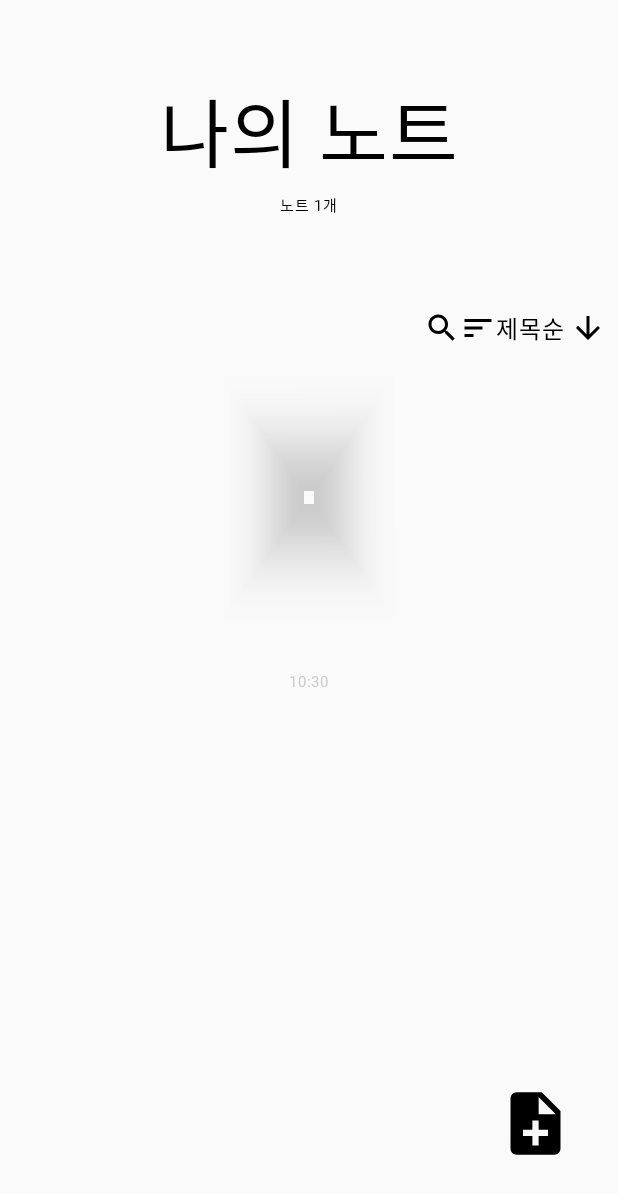
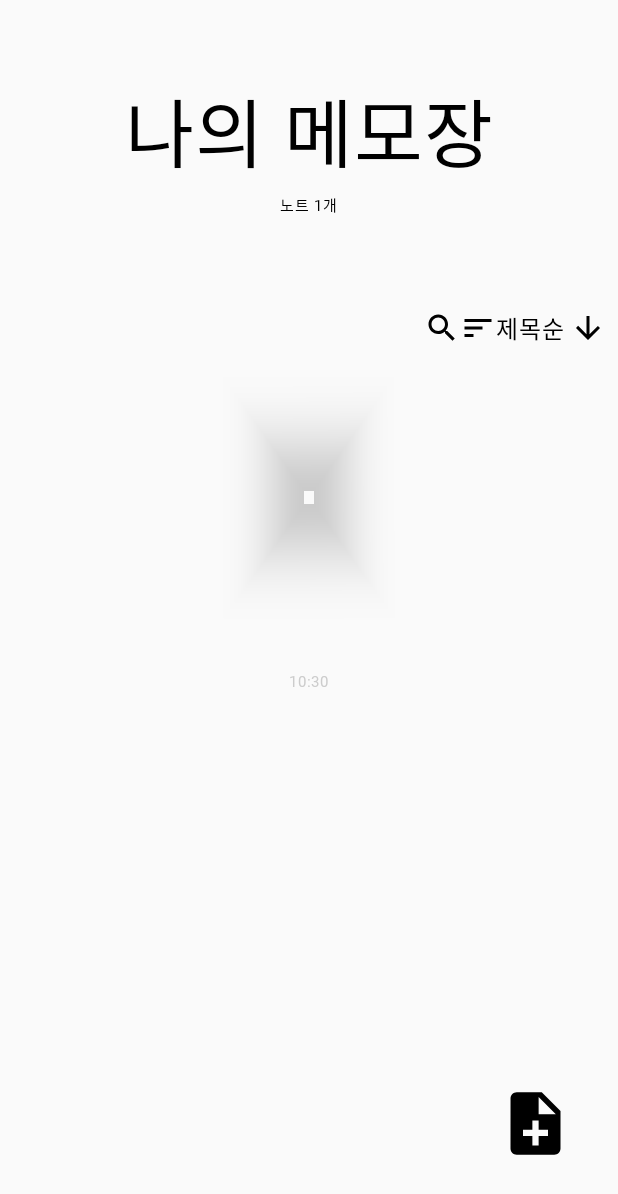
Before and after one commit to hongmyeoun/NoteProject, an Android app built with Jetpack Compose: the NewNotePage screen opened directly, with no data from a screen before it, after a tap on "Save", on a phone screen of 412 x 824 dp. Shown: the top 1194 px of the screen. Run offline under Robolectric (Android 15) with nearby library versions, the phone set to English and light mode, and no system bars; our stand-ins replace Room's generated code.

```diff
--- a/app/src/main/java/com/example/noteproject/EdittingPage.kt
+++ b/app/src/main/java/com/example/noteproject/EdittingPage.kt
@@ -203,7 +203,6 @@ class EdittingPage : ComponentActivity() {
                                         contentDescription = "",
                                         modifier = Modifier
                                             .size(100.dp)
-                                            .shadow(2.dp)
                                             .clickable {
                                                 selectUris = selectUris - uri
                                             }
--- a/app/src/main/java/com/example/noteproject/MainActivity.kt
+++ b/app/src/main/java/com/example/noteproject/MainActivity.kt
@@ -52,10 +52,12 @@ import androidx.compose.runtime.rememberCoroutineScope
 import androidx.compose.runtime.setValue
 import androidx.compose.ui.Alignment
 import androidx.compose.ui.Modifier
+import androidx.compose.ui.draw.scale
 import androidx.compose.ui.draw.shadow
 import androidx.compose.ui.graphics.Color
 import androidx.compose.ui.graphics.asImageBitmap
 import androidx.compose.ui.input.pointer.pointerInput
+import androidx.compose.ui.layout.ContentScale
 import androidx.compose.ui.platform.LocalContext
 import androidx.compose.ui.res.painterResource
 import androidx.compose.ui.text.SpanStyle
@@ -65,6 +67,7 @@ import androidx.compose.ui.text.font.Font
 import androidx.compose.ui.text.font.FontFamily
 import androidx.compose.ui.text.font.FontStyle
 import androidx.compose.ui.text.font.FontWeight
+import androidx.compose.ui.text.style.TextAlign
 import androidx.compose.ui.text.style.TextOverflow
 import androidx.compose.ui.text.withStyle
 import androidx.compose.ui.unit.dp
@@ -528,7 +531,9 @@ private fun NoteTitle(note: Note) {
         maxLines = 2,
         overflow = TextOverflow.Ellipsis,
         fontFamily = fontFamily(),
-        fontSize = 20.sp
+        fontSize = 15.sp,
+        textAlign = TextAlign.Center,
+        fontWeight = FontWeight.Bold
     )
 }
 
@@ -553,7 +558,9 @@ private fun SearchingTitle(note: Note, searchText: String) {
         maxLines = 2,
         overflow = TextOverflow.Ellipsis,
         fontFamily = fontFamily(),
-        fontSize = 20.sp
+        fontSize = 15.sp,
+        textAlign = TextAlign.Center,
+        fontWeight = FontWeight.Bold
     )
 }
 
@@ -598,7 +605,7 @@ private fun SearchingScript(note: Note, context: Context, searchText: String) {
 private fun NoteTopLayout(noteList: List<Note>) {
     Spacer(modifier = Modifier.size(50.dp))
     Text(
-        text = "나의 노트",
+        text = "나의 메모장",
         fontSize = 50.sp,
         fontFamily = fontFamily()
     )
@@ -641,7 +648,6 @@ private fun ShowDBImage(note: Note, context: Context) {
                         contentDescription = "",
                         modifier = Modifier
                             .size(33.dp)
-                            .shadow(0.3.dp)
                     )
                 }
             }
--- a/app/src/main/java/com/example/noteproject/NewNotePage.kt
+++ b/app/src/main/java/com/example/noteproject/NewNotePage.kt
@@ -206,7 +206,6 @@ class NewNotePage : ComponentActivity() {
                                     contentDescription = "",
                                     modifier = Modifier
                                         .size(100.dp)
-                                        .shadow(2.dp)
                                         .clickable {
                                             selectUris = selectUris - uri
                                         }
```
Also changed, not shown: app/src/main/java/com/example/noteproject/ShowTextPage.kt (+75 -45 lines).
